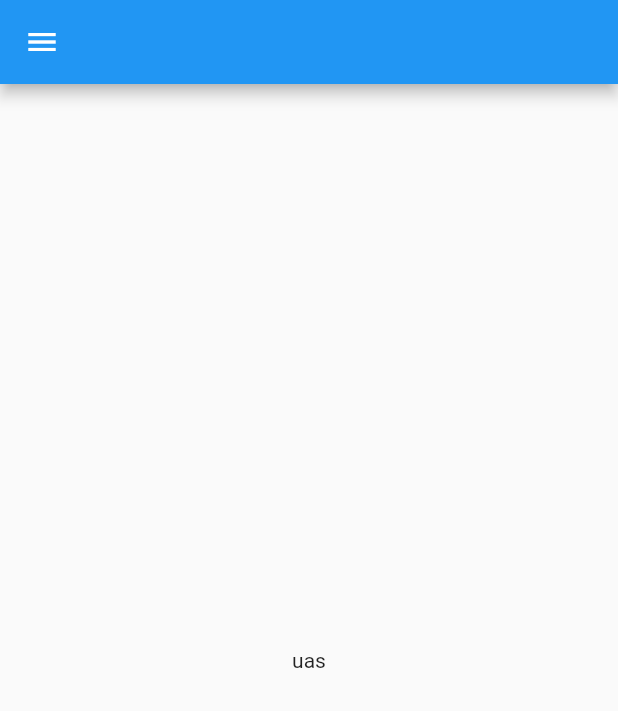
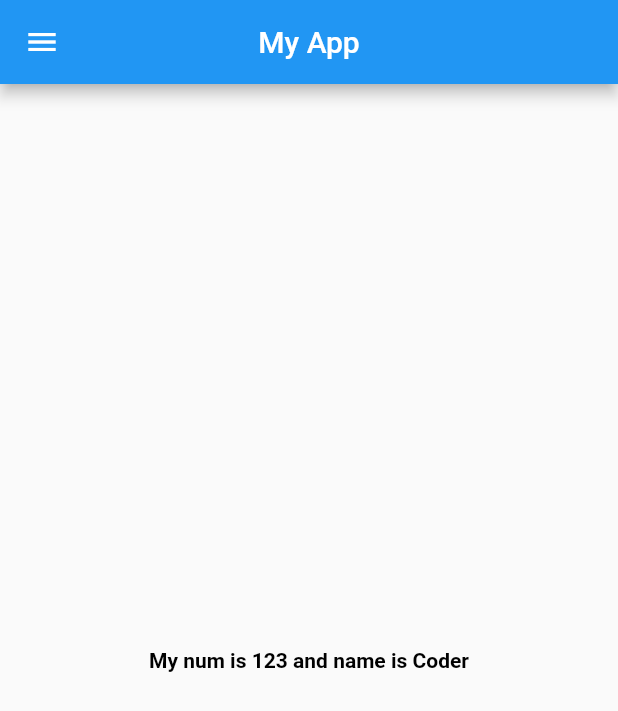
Before and after one commit to Harrykumawatt/Simple-login, a Flutter app: the screen it shows after launch, on a phone screen of 412 x 824 dp. Shown: the top 711 px of the screen. Run offline on Flutter 3.47's test engine with Material 2 defaults, Android fonts, the phone set to English and light mode, and no system bars.

Commit message:
Day 2 Comleted

```diff
--- a/lib/Home_page.dart
+++ b/lib/Home_page.dart
@@ -5,11 +5,19 @@ class Home_page extends StatelessWidget {
 
   @override
   Widget build(BuildContext context) {
+    final String name = "Coder";
+    final int num = 123;
     return Material(
       child: Scaffold(
-        appBar: AppBar(),
+        appBar: AppBar(
+          title: Text("My App"),
+          centerTitle: true,
+        ),
         body: Center(
-          child: Text("uas"),
+          child: Text(
+            "My num is $num and name is $name",
+            style: TextStyle(color: Colors.black, fontWeight: FontWeight.bold),
+          ),
         ),
         drawer: Drawer(),
       ),
```
